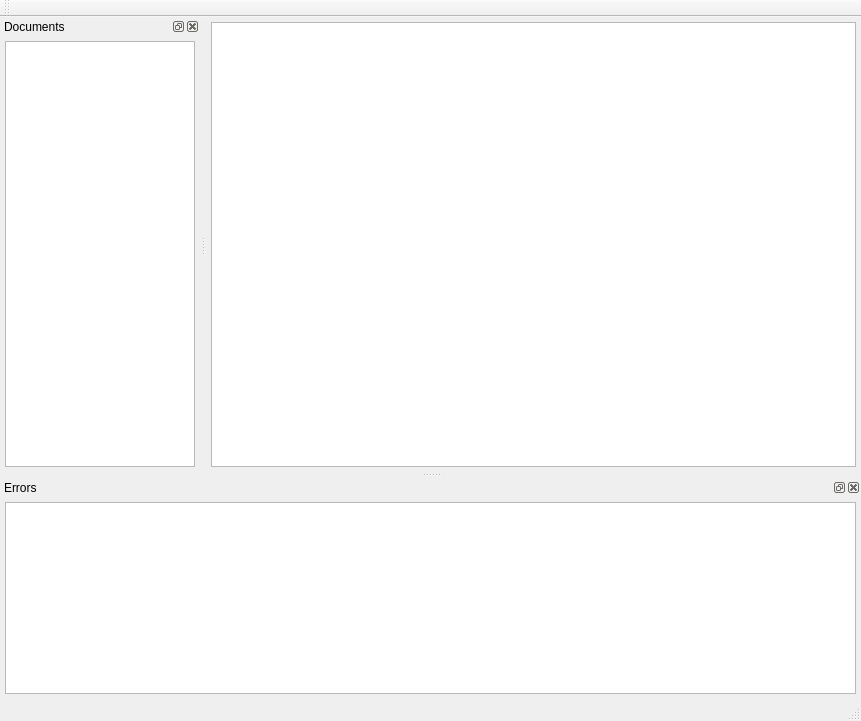
This is msceditor/mainwindow.ui in esa/spacecreator as Qt 5 draws it before an edit. The edited form follows.
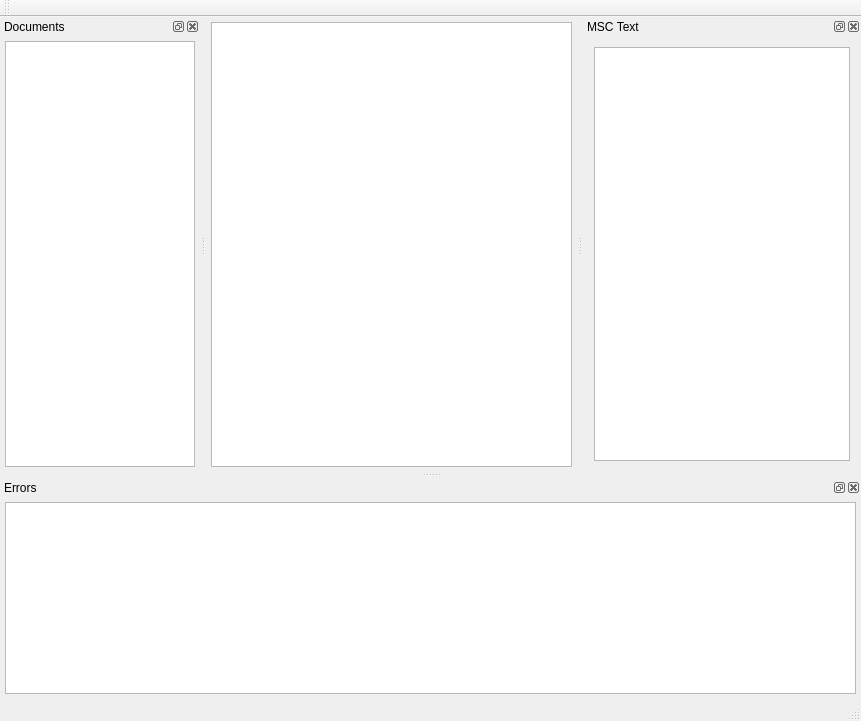
This is the edited form. Custom widgets are drawn as their Qt base class.

```diff
--- a/msceditor/mainwindow.ui
+++ b/msceditor/mainwindow.ui
@@ -192,6 +192,27 @@
     </layout>
    </widget>
   </widget>
+  <widget class="QDockWidget" name="dockWidgetMscText">
+   <property name="minimumSize">
+    <size>
+     <width>50</width>
+     <height>100</height>
+    </size>
+   </property>
+   <property name="windowTitle">
+    <string>MSC Text</string>
+   </property>
+   <attribute name="dockWidgetArea">
+    <number>2</number>
+   </attribute>
+   <widget class="QWidget" name="dockWidgetContents">
+    <layout class="QGridLayout" name="gridLayout_3">
+     <item row="0" column="0">
+      <widget class="QTextBrowser" name="mscTextBrowser"/>
+     </item>
+    </layout>
+   </widget>
+  </widget>
  </widget>
  <layoutdefault spacing="6" margin="11"/>
  <customwidgets>
```
Left out of the diff: 4 changed lines with no effect on the pictures.
